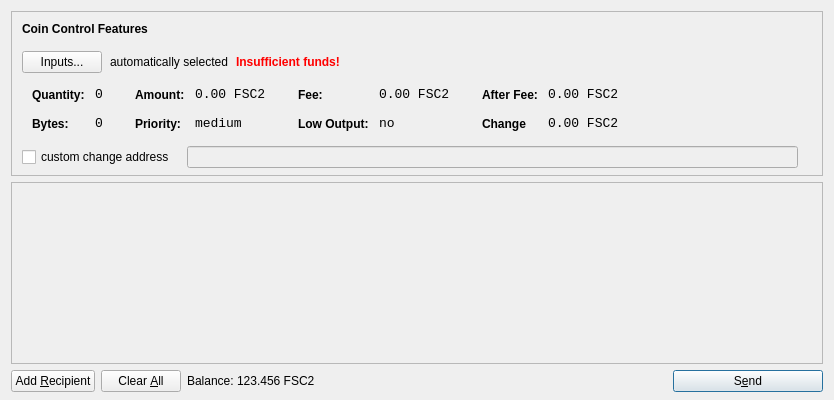
Before: the Qt Designer form src/qt/forms/sendcoinsdialog.ui in ioying/hicointest, drawn with Qt 5.
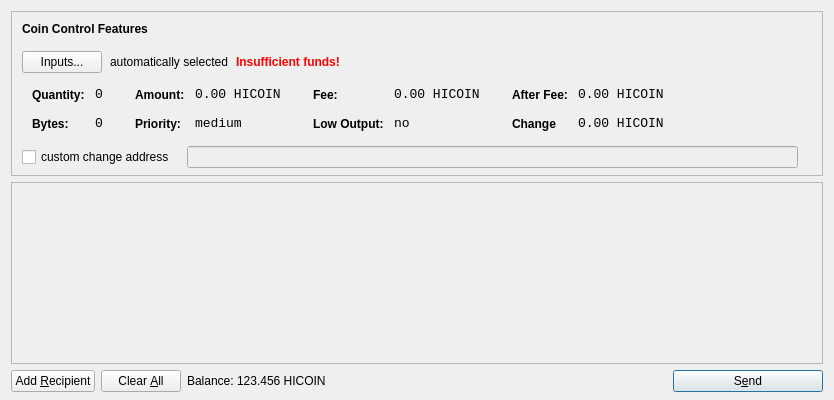
After: the same form once the commit is applied. Icons and pictures are not drawn.

```diff
--- a/src/qt/forms/sendcoinsdialog.ui
+++ b/src/qt/forms/sendcoinsdialog.ui
@@ -321,7 +321,7 @@
                   <enum>Qt::ActionsContextMenu</enum>
                  </property>
                  <property name="text">
-                  <string>0.00 FSC2</string>
+                  <string>0.00 HICOIN</string>
                  </property>
                  <property name="textInteractionFlags">
                   <set>Qt::LinksAccessibleByMouse|Qt::TextSelectableByKeyboard|Qt::TextSelectableByMouse</set>
@@ -407,7 +407,7 @@
                   <enum>Qt::ActionsContextMenu</enum>
                  </property>
                  <property name="text">
-                  <string>0.00 FSC2</string>
+                  <string>0.00 HICOIN</string>
                  </property>
                  <property name="textInteractionFlags">
                   <set>Qt::LinksAccessibleByMouse|Qt::TextSelectableByKeyboard|Qt::TextSelectableByMouse</set>
@@ -493,7 +493,7 @@
                   <enum>Qt::ActionsContextMenu</enum>
                  </property>
                  <property name="text">
-                  <string>0.00 FSC2</string>
+                  <string>0.00 HICOIN</string>
                  </property>
                  <property name="textInteractionFlags">
                   <set>Qt::LinksAccessibleByMouse|Qt::TextSelectableByKeyboard|Qt::TextSelectableByMouse</set>
@@ -525,7 +525,7 @@
                   <enum>Qt::ActionsContextMenu</enum>
                  </property>
                  <property name="text">
-                  <string>0.00 FSC2</string>
+                  <string>0.00 HICOIN</string>
                  </property>
                  <property name="textInteractionFlags">
                   <set>Qt::LinksAccessibleByMouse|Qt::TextSelectableByKeyboard|Qt::TextSelectableByMouse</set>
@@ -732,7 +732,7 @@
           <cursorShape>IBeamCursor</cursorShape>
          </property>
          <property name="text">
-          <string>123.456 FSC2</string>
+          <string>123.456 HICOIN</string>
          </property>
          <property name="textInteractionFlags">
           <set>Qt::LinksAccessibleByMouse|Qt::TextSelectableByKeyboard|Qt::TextSelectableByMouse</set>
```
